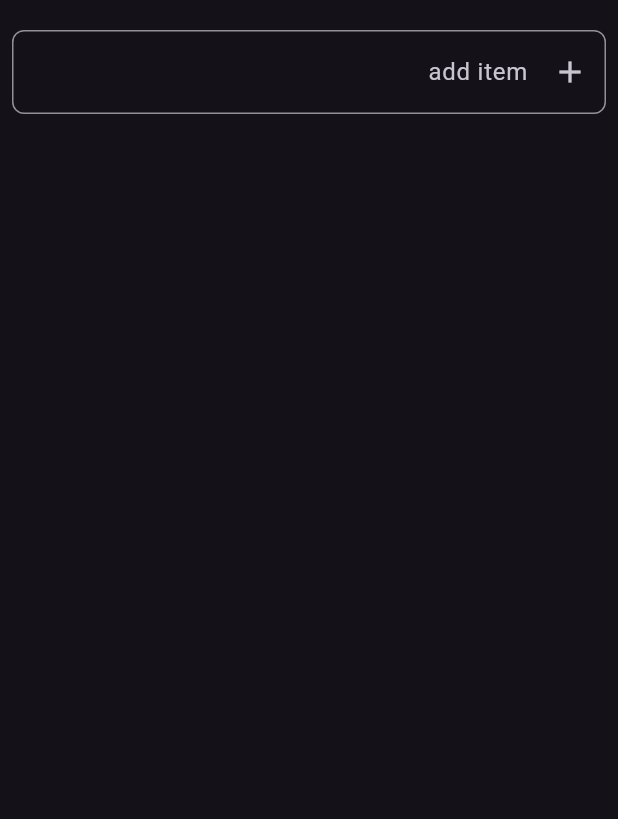
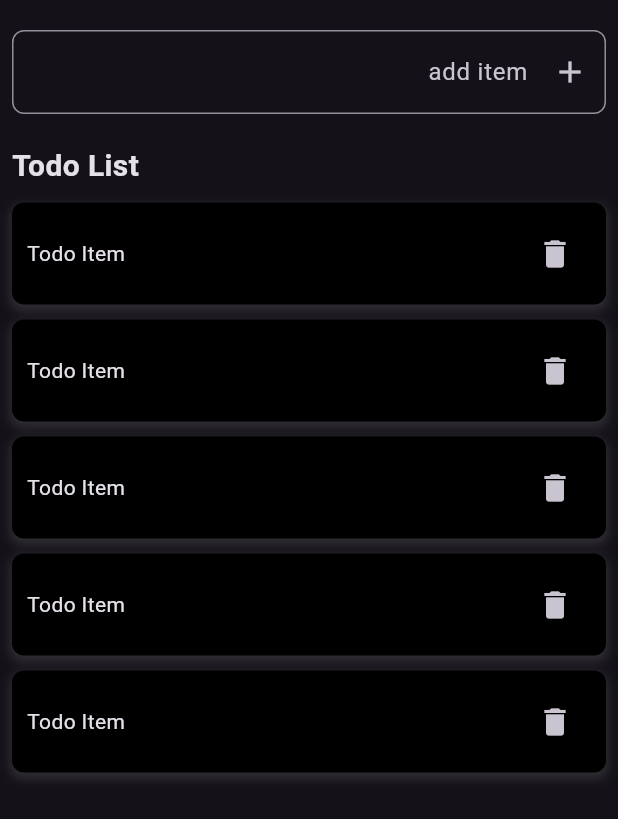
Before and after one commit to aliarfeen/flutter_api_handling_using_several_ways, a Flutter app: the screen it shows after launch, on a phone screen of 412 x 824 dp. Shown: the top 819 px of the screen. Run offline on Flutter 3.47's test engine with Material 3 defaults, Android fonts, the phone set to English and light mode, and no system bars.

Commit message:
Changes to be committed: 	deleted:    firebase.json 	modified:   lib/core/data/models/todo_item.dart 	renamed:    lib/core/network/web_services.dart -> lib/core/networking/api_services.dart 	modified:   lib/features/widgets/home_screen.dart 	new file:   lib/features/widgets/todo_item.dart 	deleted:    lib/firebase_options.dart 	modified:   lib/main.dart

```diff
--- a/lib/core/data/models/todo_item.dart
+++ b/lib/core/data/models/todo_item.dart
@@ -3,6 +3,7 @@ class Todo {
   final String title;
   final bool completed;
   Todo({required this.id, required this.title, required this.completed});
+
   factory Todo.fromJson(Map<String, dynamic> json) {
     return Todo(
       id: json['id'],
--- a/lib/features/widgets/home_screen.dart
+++ b/lib/features/widgets/home_screen.dart
@@ -1,3 +1,4 @@
+import 'package:api_handling/features/widgets/todo_item.dart';
 import 'package:flutter/material.dart';
 
 class HomeScreen extends StatelessWidget {
@@ -28,6 +29,23 @@ class HomeScreen extends StatelessWidget {
                   ),
                 ),
               ),
+              const SizedBox(height: 20),
+              const Text(
+                'Todo List',
+                style: TextStyle(
+                  fontSize: 20,
+                  fontWeight: FontWeight.bold,
+                ),
+              ),
+              const SizedBox(height: 10),
+              ListView.builder(
+                shrinkWrap: true,
+                physics: const NeverScrollableScrollPhysics(),
+                itemCount: 5, // Replace with your actual item count
+                itemBuilder: (context, index) {
+                  return const TodoItem(); // Replace with your TodoItem widget
+                },
+              ),
             ],
           ),
         ),
--- /dev/null
+++ b/lib/features/widgets/todo_item.dart
@@ -0,0 +1,37 @@
+import 'package:flutter/material.dart';
+
+class TodoItem extends StatelessWidget {
+  const TodoItem({super.key});
+
+  @override
+  Widget build(BuildContext context) {
+    return Container(
+      margin: const EdgeInsets.only(bottom: 10),
+      padding: const EdgeInsets.all(10),
+      decoration: BoxDecoration(
+        color: Colors.black,
+        borderRadius: BorderRadius.circular(8),
+        boxShadow: [
+          BoxShadow(
+            color: Colors.grey.withOpacity(0.2),
+            spreadRadius: 1,
+            blurRadius: 5,
+            offset: const Offset(0, 3), // changes position of shadow
+          ),
+        ],
+      ),
+      child: Row(
+        mainAxisAlignment: MainAxisAlignment.spaceBetween,
+        children: [
+          const Text('Todo Item'),
+          IconButton(
+            icon: const Icon(Icons.delete),
+            onPressed: () {
+              // Handle delete action
+            },
+          ),
+        ],
+      ),
+    );
+  }
+}
--- a/lib/main.dart
+++ b/lib/main.dart
@@ -1,20 +1,13 @@
 import 'package:api_handling/features/widgets/home_screen.dart';
-import 'package:api_handling/firebase_options.dart';
-import 'package:firebase_core/firebase_core.dart';
 import 'package:flutter/material.dart';
 
 void main() async {
-  WidgetsFlutterBinding.ensureInitialized();
-  await Firebase.initializeApp(
-    options: DefaultFirebaseOptions.currentPlatform,
-  );
   runApp(MyApp());
 }
 
 class MyApp extends StatelessWidget {
   const MyApp({super.key});
 
-  // This widget is the root of your application.
   @override
   Widget build(BuildContext context) {
     return MaterialApp(
```
Also changed, not shown: firebase.json (deleted), lib/core/networking/api_services.dart (renamed from lib/core/network/web_services.dart), lib/firebase_options.dart (deleted).
